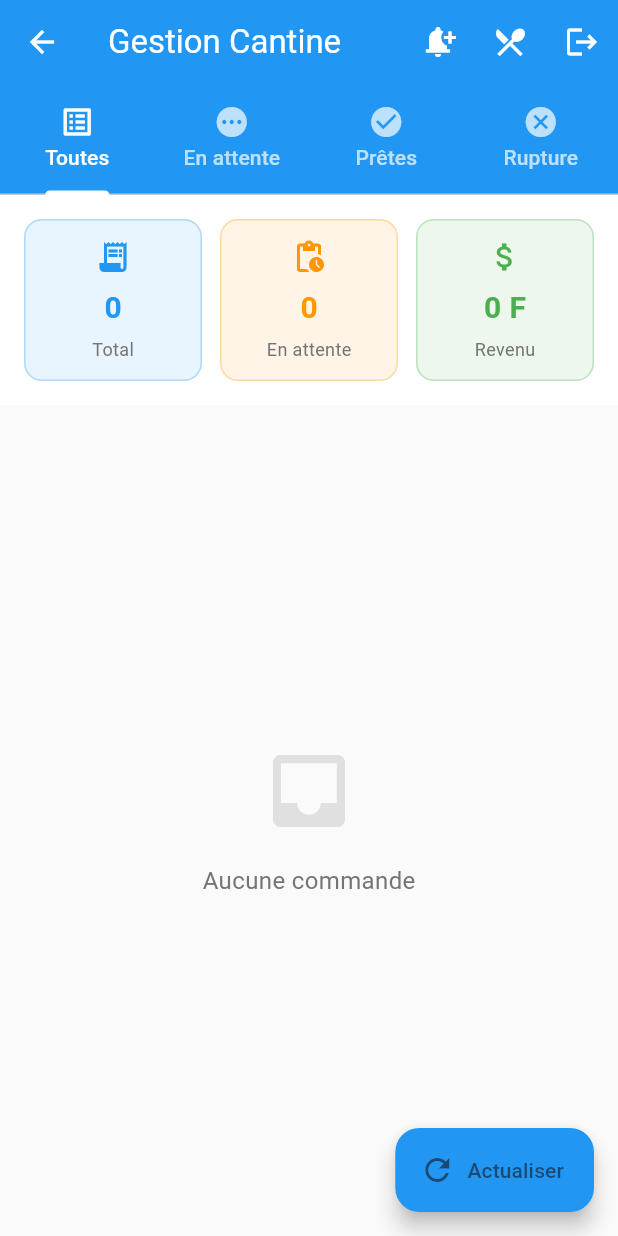
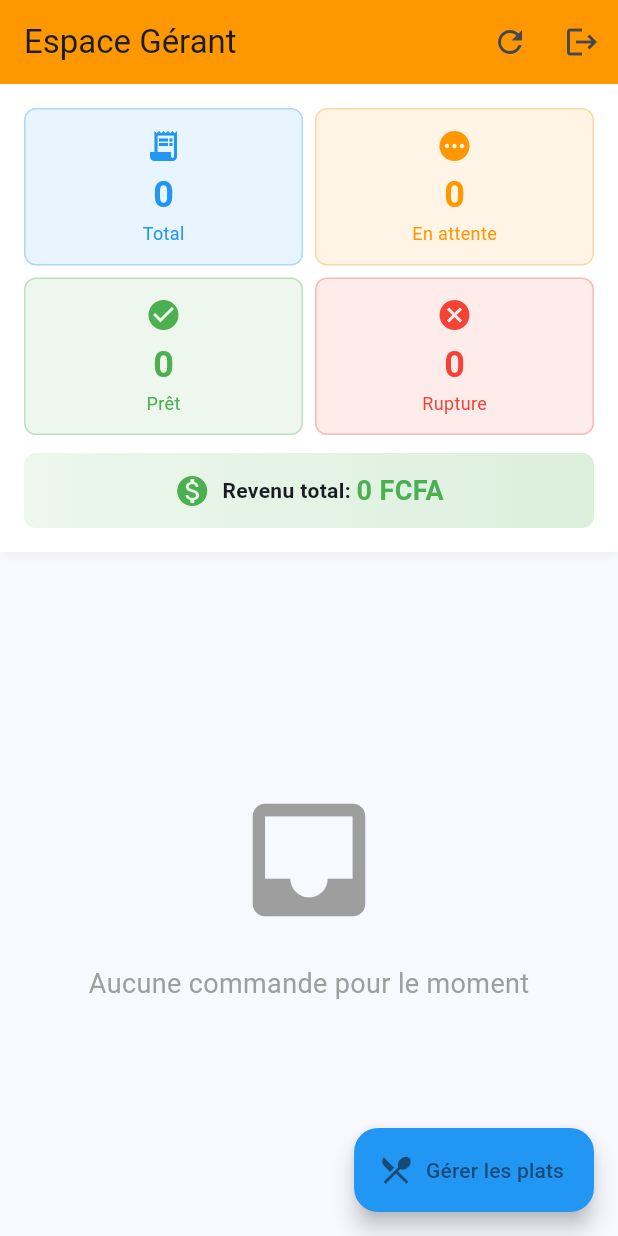
Before and after one commit to Isolby/Cantine-ESMT, a Flutter app: the GerantPage screen opened by its route, on a phone screen of 412 x 824 dp. Run offline on Flutter 3.47's test engine with Material 3 defaults, Android fonts, the phone set to English and light mode, and no system bars; our stand-ins replace cloud_firestore, cloud_functions, firebase_auth, firebase_core, firebase_messaging, firebase_storage and 2 more; accounts and stored records are empty.

```diff
--- a/lib/views/gerant/gerant_page.dart
+++ b/lib/views/gerant/gerant_page.dart
@@ -2,214 +2,176 @@ import 'package:flutter/material.dart';
 import 'package:provider/provider.dart';
 import '../../viewsmodels/gerant_viewmodel.dart';
 import '../../constants/app_colors.dart';
+import '../../constants/app_strings.dart';
 import '../../constants/app_routes.dart';
-import '../../models/commande_model.dart';
+import '../../services/auth_service.dart';
+import '../../widgets/loading_indicator.dart';
+import '../../widgets/confirmation_dialog.dart';
 import '../widgets/commande_card.dart';
+import 'manage_plats_page.dart';
 
-class GerantPage extends StatefulWidget {
+class GerantPage extends StatelessWidget {
   const GerantPage({Key? key}) : super(key: key);
 
   @override
-  State<GerantPage> createState() => _GerantPageState();
-}
-
-class _GerantPageState extends State<GerantPage> with SingleTickerProviderStateMixin {
-  late TabController _tabController;
-
-  @override
-  void initState() {
-    super.initState();
-    _tabController = TabController(length: 4, vsync: this);
-  }
-
-  @override
-  void dispose() {
-    _tabController.dispose();
-    super.dispose();
-  }
-
-  @override
   Widget build(BuildContext context) {
-    return Consumer<GerantViewModel>(
-      builder: (context, viewModel, child) {
     return Scaffold(
-          backgroundColor: AppColors.background,
       appBar: AppBar(
-            title: const Text('Gestion Cantine'),
-            backgroundColor: AppColors.primary,
-            foregroundColor: Colors.white,
-            elevation: 0,
+        title: const Text(AppStrings.espaceGerant),
+        backgroundColor: AppColors.secondary,
+        automaticallyImplyLeading: false,
         actions: [
-              // Bouton test notification
           IconButton(
-                icon: const Icon(Icons.notification_add),
-                tooltip: 'Tester les notifications',
+            icon: const Icon(Icons.refresh),
             onPressed: () {
-                  viewModel.testNotification();
-                  if (context.mounted) {
-                    ScaffoldMessenger.of(context).showSnackBar(
-                      const SnackBar(
-                        content: Text('Test notification envoyé !'),
-                        duration: Duration(seconds: 2),
-                      ),
-                    );
-                  }
+              context.read<GerantViewModel>().refresh();
             },
           ),
-              // Bouton gérer les plats
-              IconButton(
-                icon: const Icon(Icons.restaurant_menu),
-                tooltip: 'Gérer les plats',
-                onPressed: () {
-                  Navigator.pushNamed(context, AppRoutes.managePlats);
-                },
-              ),
-              // Bouton déconnexion
           IconButton(
             icon: const Icon(Icons.logout),
             tooltip: 'Déconnexion',
-                onPressed: () async {
-                  final confirmed = await showDialog<bool>(
-                    context: context,
-                    builder: (context) => AlertDialog(
-                      title: const Text('Déconnexion'),
-                      content: const Text('Êtes-vous sûr ?'),
-                      actions: [
-                        TextButton(
-                          onPressed: () => Navigator.pop(context, false),
-                          child: const Text('Annuler'),
-                        ),
-                        TextButton(
-                          onPressed: () => Navigator.pop(context, true),
-                          child: const Text('Déconnexion'),
+            onPressed: () {
+              _handleLogout(context);
+            },
           ),
         ],
       ),
-                  );
-
-                  if (confirmed != true) return;
-
-                  await viewModel.logout();
-                  if (context.mounted) {
-                    Navigator.pushReplacementNamed(context, AppRoutes.home);
-                  }
-                },
-              ),
-            ],
-            bottom: TabBar(
-              controller: _tabController,
-              labelColor: Colors.white,
-              unselectedLabelColor: Colors.white70,
-              indicatorColor: Colors.white,
-              tabs: const [
-                Tab(text: 'Toutes', icon: Icon(Icons.list_alt)),
-                Tab(text: 'En attente', icon: Icon(Icons.pending)),
-                Tab(text: 'Prêtes', icon: Icon(Icons.check_circle)),
-                Tab(text: 'Rupture', icon: Icon(Icons.cancel)),
-              ],
-            ),
-          ),
-          body: _buildBody(viewModel),
+      // Floating Action Button pour accès rapide
       floatingActionButton: FloatingActionButton.extended(
-            onPressed: () => viewModel.loadCommandes(),
-            icon: const Icon(Icons.refresh),
-            label: const Text('Actualiser'),
-            backgroundColor: AppColors.primary,
+        onPressed: () {
+          Navigator.push(
+            context,
+            MaterialPageRoute(
+              builder: (context) => const ManagePlatsPage(),
             ),
           );
         },
-    );
+        icon: const Icon(Icons.restaurant_menu),
+        label: const Text('Gérer les plats'),
+        backgroundColor: AppColors.primary,
+      ),
+      body: Consumer<GerantViewModel>(
+        builder: (context, viewModel, child) {
+          if (viewModel.isLoading) {
+            return const LoadingIndicator(message: 'Chargement des commandes...');
           }
 
-  Widget _buildBody(GerantViewModel viewModel) {
-    if (viewModel.isLoading) {
-      return const Center(
-        child: CircularProgressIndicator(),
+          return Column(
+            children: [
+              // Statistiques en haut
+              _buildStatistiques(viewModel),
+
+              // Liste des commandes
+              Expanded(
+                child: viewModel.commandes.isEmpty
+                    ? _buildEmptyState()
+                    : RefreshIndicator(
+                        onRefresh: viewModel.refresh,
+                        child: ListView.builder(
+                          itemCount: viewModel.commandes.length,
+                          itemBuilder: (context, index) {
+                            final commande = viewModel.commandes[index];
+                            return CommandeCard(
+                              commande: commande,
+                              onMarquerPret: () => viewModel.marquerPret(commande.id),
+                              onMarquerRupture: () => viewModel.marquerRupture(commande.id),
                             );
-    }
-
-    if (viewModel.errorMessage != null) {
-      return Center(
-        child: Column(
-          mainAxisAlignment: MainAxisAlignment.center,
-          children: [
-            Icon(Icons.error_outline, size: 64, color: Colors.red.shade300),
-            const SizedBox(height: 16),
-            Text(
-              viewModel.errorMessage!,
-              style: TextStyle(color: AppColors.textSecondary),
+                          },
                         ),
-            const SizedBox(height: 16),
-            ElevatedButton.icon(
-              onPressed: viewModel.loadCommandes,
-              icon: const Icon(Icons.refresh),
-              label: const Text('Réessayer'),
+                      ),
               ),
             ],
+          );
+        },
       ),
     );
   }
 
-    return Column(
-      children: [
-        _buildStatistics(viewModel),
-        Expanded(
-          child: TabBarView(
-            controller: _tabController,
-            children: [
-              _buildCommandesList(
-                viewModel,
-                viewModel.commandes,
-              ),
-              _buildCommandesList(
-                viewModel,
-                viewModel.getCommandesByStatut('enAttente'),
-              ),
-              _buildCommandesList(
-                viewModel,
-                viewModel.getCommandesByStatut('pret'),
-              ),
-              _buildCommandesList(
-                viewModel,
-                viewModel.getCommandesByStatut('rupture'),
+  Widget _buildStatistiques(GerantViewModel viewModel) {
+    return Container(
+      padding: const EdgeInsets.all(16),
+      decoration: BoxDecoration(
+        color: Colors.white,
+        boxShadow: [
+          BoxShadow(
+            color: Colors.grey.shade200,
+            blurRadius: 4,
+            offset: const Offset(0, 2),
           ),
         ],
       ),
-        ),
-      ],
-    );
-  }
-
-  Widget _buildStatistics(GerantViewModel viewModel) {
-    return Container(
-      padding: const EdgeInsets.all(16),
-      color: Colors.white,
-      child: Row(
+      child: Column(
+        children: [
+          Row(
             children: [
               Expanded(
                 child: _buildStatCard(
                   'Total',
                   viewModel.totalCommandes.toString(),
                   Icons.receipt_long,
-              Colors.blue,
+                  AppColors.primary,
                 ),
               ),
-          const SizedBox(width: 12),
+              const SizedBox(width: 8),
               Expanded(
                 child: _buildStatCard(
                   'En attente',
                   viewModel.commandesEnAttente.toString(),
-              Icons.pending_actions,
-              Colors.orange,
+                  Icons.pending,
+                  AppColors.etatEnAttente,
                 ),
               ),
-          const SizedBox(width: 12),
+            ],
+          ),
+          const SizedBox(height: 8),
+          Row(
+            children: [
               Expanded(
                 child: _buildStatCard(
-              'Revenu',
-              '${viewModel.totalRevenu.toStringAsFixed(0)} F',
-              Icons.attach_money,
-              Colors.green,
+                  'Prêt',
+                  viewModel.commandesPret.toString(),
+                  Icons.check_circle,
+                  AppColors.etatPret,
+                ),
+              ),
+              const SizedBox(width: 8),
+              Expanded(
+                child: _buildStatCard(
+                  'Rupture',
+                  viewModel.commandesRupture.toString(),
+                  Icons.cancel,
+                  AppColors.etatRupture,
+                ),
+              ),
+            ],
+          ),
+          const SizedBox(height: 12),
+          Container(
+            padding: const EdgeInsets.all(12),
+            decoration: BoxDecoration(
+              gradient: LinearGradient(
+                colors: [AppColors.success.withOpacity(0.1), AppColors.success.withOpacity(0.2)],
+              ),
+              borderRadius: BorderRadius.circular(8),
+            ),
+            child: Row(
+              mainAxisAlignment: MainAxisAlignment.center,
+              children: [
+                const Icon(Icons.monetization_on, color: AppColors.success),
+                const SizedBox(width: 8),
+                const Text(
+                  'Revenu total: ',
+                  style: TextStyle(fontWeight: FontWeight.bold),
+                ),
+                Text(
+                  '${viewModel.revenuTotal.toStringAsFixed(0)} FCFA',
+                  style: const TextStyle(
+                    fontSize: 18,
+                    fontWeight: FontWeight.bold,
+                    color: AppColors.success,
+                  ),
+                ),
+              ],
             ),
           ),
         ],
@@ -217,37 +179,31 @@ class _GerantPageState extends State<GerantPage> with SingleTickerProviderStateM
     );
   }
 
-  Widget _buildStatCard(
-    String label,
-    String value,
-    IconData icon,
-    Color color,
-  ) {
+  Widget _buildStatCard(String label, String value, IconData icon, Color color) {
     return Container(
       padding: const EdgeInsets.all(12),
       decoration: BoxDecoration(
         color: color.withOpacity(0.1),
-        borderRadius: BorderRadius.circular(12),
+        borderRadius: BorderRadius.circular(8),
         border: Border.all(color: color.withOpacity(0.3)),
       ),
       child: Column(
         children: [
           Icon(icon, color: color, size: 24),
-          const SizedBox(height: 8),
+          const SizedBox(height: 4),
           Text(
             value,
             style: TextStyle(
-              fontSize: 20,
+              fontSize: 24,
               fontWeight: FontWeight.bold,
               color: color,
             ),
           ),
-          const SizedBox(height: 4),
           Text(
             label,
             style: TextStyle(
               fontSize: 12,
-              color: AppColors.textSecondary,
+              color: color,
             ),
           ),
         ],
@@ -255,52 +211,41 @@ class _GerantPageState extends State<GerantPage> with SingleTickerProviderStateM
     );
   }
 
-  Widget _buildCommandesList(
-    GerantViewModel viewModel,
-    List<CommandeModel> commandes,
-  ) {
-    if (commandes.isEmpty) {
-      return Center(
+  Widget _buildEmptyState() {
+    return const Center(
       child: Column(
         mainAxisAlignment: MainAxisAlignment.center,
         children: [
-            Icon(Icons.inbox, size: 64, color: Colors.grey.shade300),
-            const SizedBox(height: 16),
+          Icon(Icons.inbox, size: 100, color: Colors.grey),
+          SizedBox(height: 20),
           Text(
-              'Aucune commande',
-              style: TextStyle(
-                fontSize: 16,
-                color: AppColors.textSecondary,
-              ),
+            AppStrings.aucuneCommande,
+            style: TextStyle(fontSize: 18, color: Colors.grey),
           ),
         ],
       ),
     );
   }
 
-    return RefreshIndicator(
-      onRefresh: viewModel.loadCommandes,
-      child: ListView.builder(
-        padding: const EdgeInsets.all(16),
-        itemCount: commandes.length,
-        itemBuilder: (context, index) {
-          return CommandeCard(
-            commande: commandes[index],
-            onMarquerPret: () {
-              viewModel.updateCommandeStatut(
-                commandes[index].id,
-                'pret',
-              );
-            },
-            onMarquerRupture: () {
-              viewModel.updateCommandeStatut(
-                commandes[index].id,
-                'rupture',
-              );
-            },
-          );
-        },
-      ),
+  void _handleLogout(BuildContext context) {
+    ConfirmationDialog.confirmLogout(context).then((confirmed) {
+      if (confirmed && context.mounted) {
+        // Déconnexion de Firebase Auth
+        try {
+          final authService = Provider.of<AuthService>(context, listen: false);
+          authService.signOut().then((_) {
+            // Retourner à la page d'accueil
+            if (context.mounted) {
+              Navigator.of(context).pushNamedAndRemoveUntil(
+                AppRoutes.home,
+                (route) => false,
               );
             }
+          });
+        } catch (e) {
+          print('Erreur déconnexion: $e');
         }
+      }
+    });
+  }
+}
--- a/lib/viewsmodels/gerant_viewmodel.dart
+++ b/lib/viewsmodels/gerant_viewmodel.dart
@@ -23,10 +23,11 @@ class GerantViewModel extends ChangeNotifier {
 
   // Getters pour les statistiques
   int get totalCommandes => _commandes.length;
-  int get commandesEnAttente => _commandes.where((c) => c.etat == 'enAttente').length;
-  int get commandesPret => _commandes.where((c) => c.etat == 'pret').length;
-  int get commandesRupture => _commandes.where((c) => c.etat == 'rupture').length;
+  int get commandesEnAttente => _commandes.where((c) => c.etat == EtatCommande.enAttente).length;
+  int get commandesPret => _commandes.where((c) => c.etat == EtatCommande.pret).length;
+  int get commandesRupture => _commandes.where((c) => c.etat == EtatCommande.rupture).length;
   double get totalRevenu => _commandes.fold(0.0, (sum, c) => sum + c.total);
+  double get revenuTotal => totalRevenu; // Alias pour compatibilité UI
 
   GerantViewModel() {
     _initializeData();
@@ -87,6 +88,11 @@ class GerantViewModel extends ChangeNotifier {
       print('❌ Erreur loadCommandes: $e');
     }
     notifyListeners();
+  }
+
+  // ✅ Méthode de rafraîchissement (alias pour loadCommandes)
+  Future<void> refresh() async {
+    await loadCommandes();
   }
 
   // ✅ NOUVEAU: Mettre à jour le statut d'une commande
```
Also changed, not shown: lib/views/etudiant/etudiant_page.dart (+44 -15 lines), lib/views/gerant/edit_plat_page.dart (+19 -12 lines), lib/views/gerant/manage_plats_page.dart (+9 -41 lines), 1 other file. Lines whose indentation alone changed are shown as unchanged.
